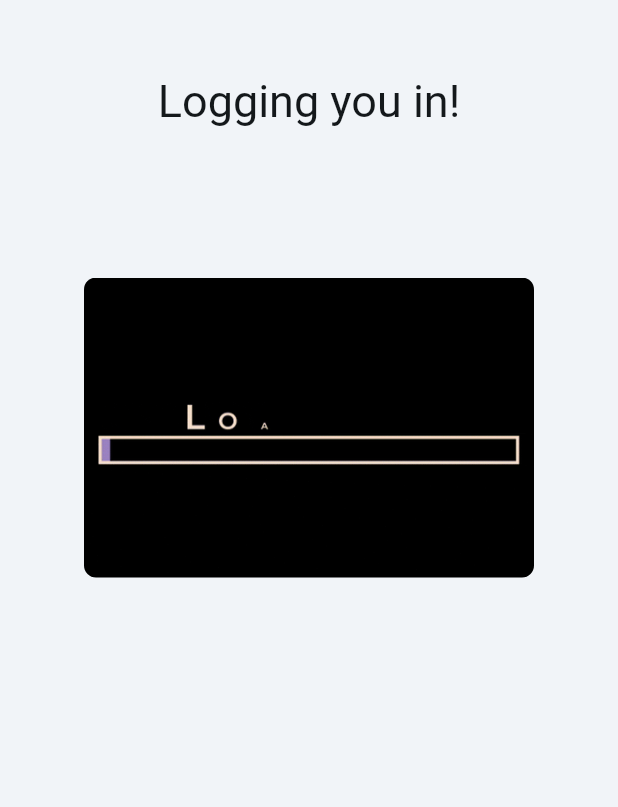
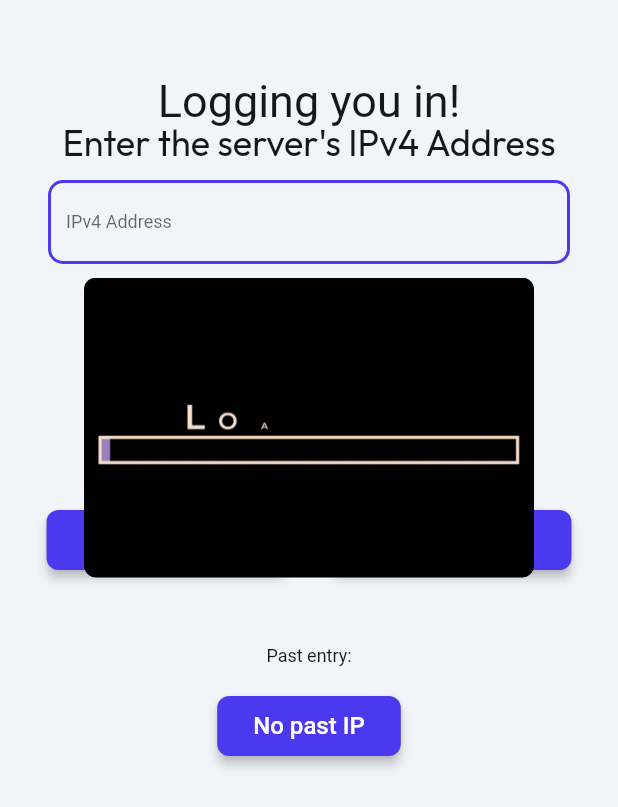
Before and after one commit to ItayMeirowitz/Gamya, a Flutter app: the screen it shows after launch, on a phone screen of 412 x 824 dp. Shown: the top 807 px of the screen. Run offline on Flutter 3.47's test engine with Material 3 defaults, Android fonts, the phone set to English and light mode, and no system bars; drawn by our look-alikes of auto_size_text; our stand-ins replace badges, cached_network_image, equatable, flutter_animate, font_awesome_flutter, from_css_color and 6 more; missing offline and left inert: json_path, mime_type; Roboto replaces fonts that are missing (Readex Pro).

Commit message:
Updating to latest FlutterFlow output.

```diff
--- a/lib/pages/i_pregisteration/i_pregisteration_widget.dart
+++ b/lib/pages/i_pregisteration/i_pregisteration_widget.dart
@@ -103,8 +103,8 @@ class _IPregisterationWidgetState extends State<IPregisterationWidget> {
           top: true,
           child: Stack(
             children: [
-              if ((FFAppState().persistentUsername != '') &&
-                  (FFAppState().persistentPassword != ''))
+              if (!((FFAppState().persistentUsername != '') &&
+                  (FFAppState().persistentPassword != '')))
                 Align(
                   alignment: const AlignmentDirectional(0.0, 0.0),
                   child: Padding(
```
